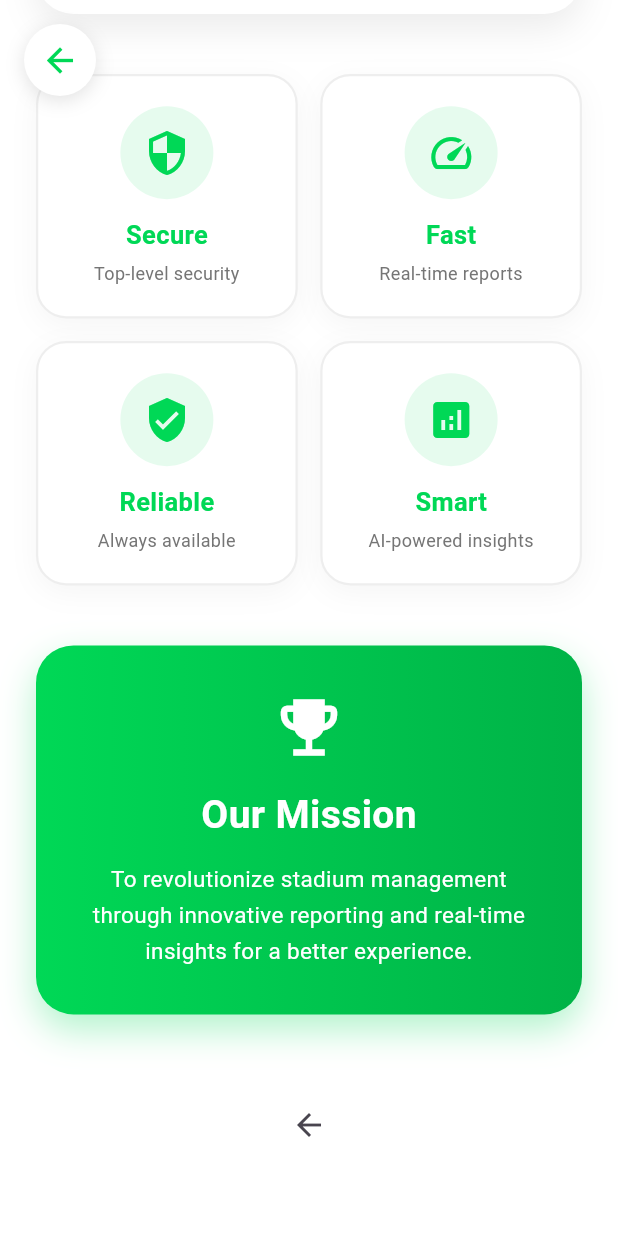
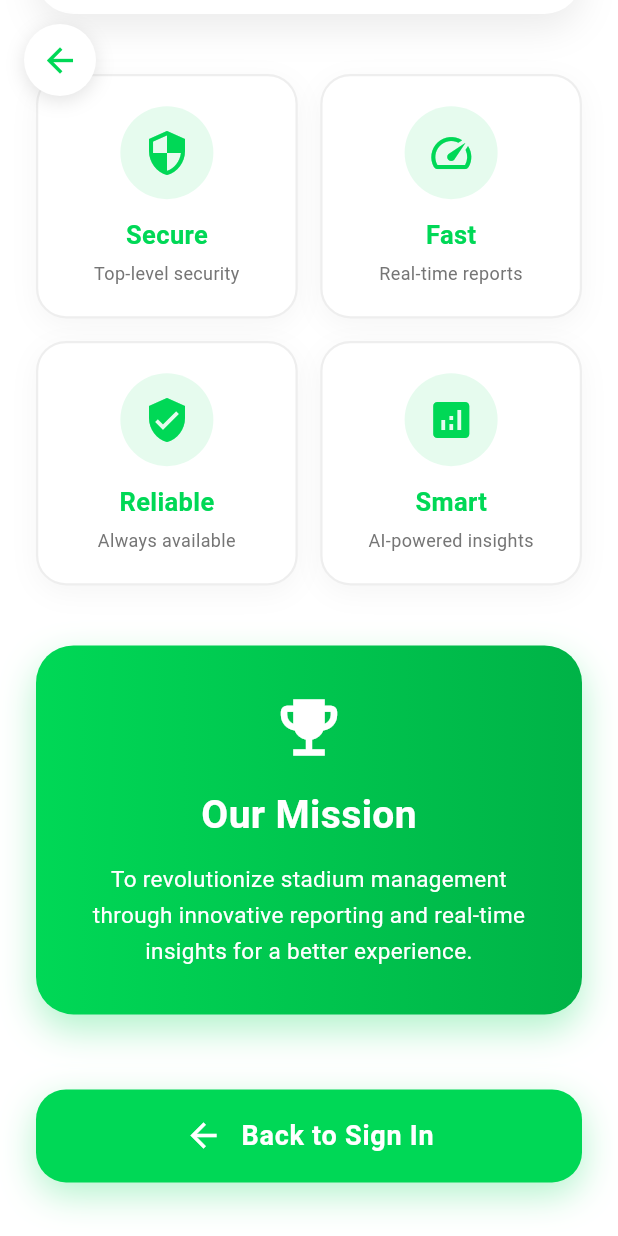
Before and after one commit to EslamAYassen/StadiumEye_user, a Flutter app: the screen it shows after launch, scrolled down 905 dp, on a phone screen of 412 x 824 dp. Run offline on Flutter 3.47's test engine with Material 3 defaults, Android fonts, the phone set to English and light mode, and no system bars; our stand-ins replace bloc, dio, dotted_border, flutter_bloc, iconsax_flutter, shared_preferences and 1 more; network calls fail.

Commit message:
feat: fix BottomBackButton

```diff
--- a/lib/features/about_us/presentation/about_us_page.dart
+++ b/lib/features/about_us/presentation/about_us_page.dart
@@ -1,11 +1,12 @@
 import 'package:flutter/material.dart';
 import 'package:video_player/video_player.dart';
 
+import '../widgets/bottom_back_button.dart';
 import '../widgets/feature_card.dart';
 import '../widgets/mission_statement.dart';
 
 class AboutUsPage extends StatefulWidget {
-  const AboutUsPage({Key? key}) : super(key: key);
+  const AboutUsPage({super.key});
 
   @override
   State<AboutUsPage> createState() => _AboutUsPageState();
@@ -420,7 +421,7 @@ class _AboutUsPageState extends State<AboutUsPage>
                         const SizedBox(height: 50),
 
                         // Back Button - Fades in on scroll
-                        const BackButton(),
+                        const BottomBackButton(),
                         const SizedBox(height: 50),
                       ],
                     ),
--- a/lib/features/about_us/widgets/back_button.dart
+++ b/lib/features/about_us/widgets/bottom_back_button.dart
@@ -1,8 +1,8 @@
 import 'package:flutter/material.dart';
 import 'package:stadium_eye/constants/app_routes.dart';
 
-class BackButton extends StatelessWidget {
-  const BackButton({super.key});
+class BottomBackButton extends StatelessWidget {
+  const BottomBackButton({super.key});
 
   @override
   Widget build(BuildContext context) {
```
